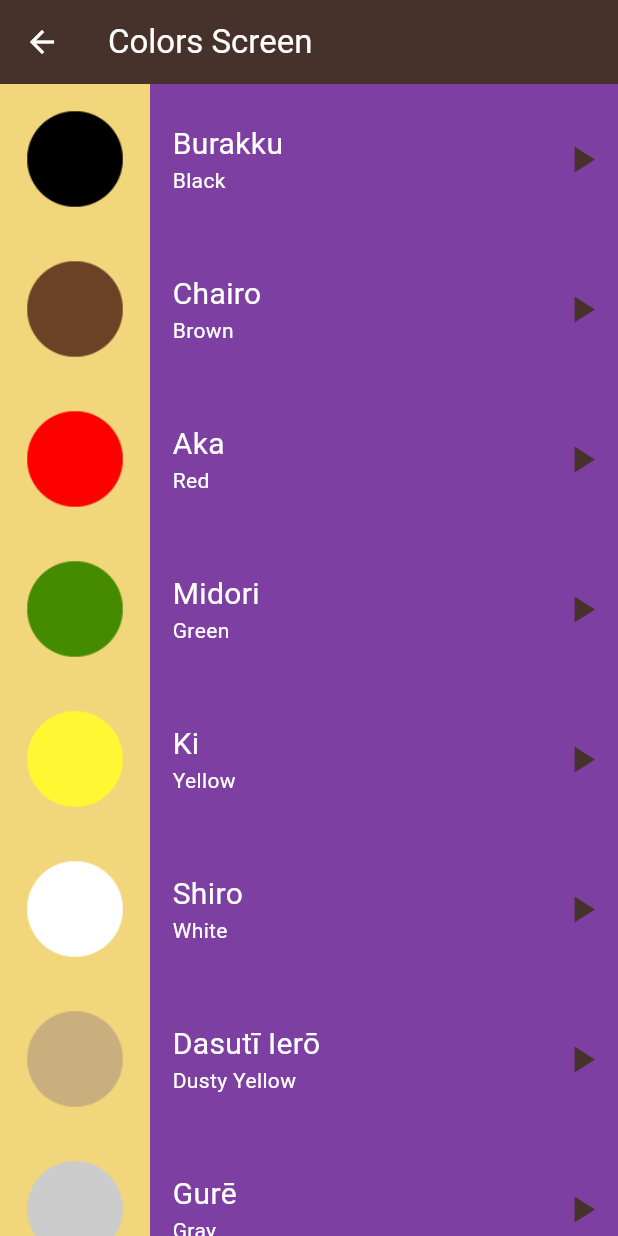
After one commit to Zeina6699/Japaness_Language_Learning_App-toku-, a Flutter app: the ColorScreen screen opened by its route, after a tap on the "play arrow" icon, on a phone screen of 412 x 824 dp. The commit adds this screen. Run offline on Flutter 3.47's test engine with Material 3 defaults, Android fonts, the phone set to English and light mode, and no system bars; our stand-ins replace audioplayers.

Commit message:
Create Color Screen

```diff
--- /dev/null
+++ b/lib/Models/Color_Model.dart
@@ -0,0 +1,9 @@
+class ColorModel {
+  final String image;
+  final String title1;
+  final String title2;
+  final String sound;
+
+  ColorModel({required this.image, required this.title1, required this.title2,required this.sound});
+
+}
--- /dev/null
+++ b/lib/Screens/Color_Screen .dart
@@ -0,0 +1,38 @@
+import 'package:flutter/material.dart';
+import 'package:toku/Models/Color_Model.dart';
+import 'package:toku/Widgets/Custom_Color_Container.dart';
+import 'package:toku/Widgets/Custom_Text.dart';
+import 'package:audioplayers/audioplayers.dart';
+
+class ColorScreen  extends StatelessWidget {
+ ColorScreen ({super.key});
+  final List<ColorModel>colorList=[
+  ColorModel(image: 'assets/images/colors/color_black.png', title1: 'Burakku', title2: 'Black', sound:'black.wav'),
+  ColorModel(image: 'assets/images/colors/color_brown.png', title1: 'Chairo', title2: 'Brown', sound:'brown.wav'),
+  ColorModel(image: 'assets/images/colors/color_red.png', title1: 'Aka', title2: 'Red', sound:'red.wav'),
+  ColorModel(image: 'assets/images/colors/color_green.png', title1: 'Midori', title2: 'Green', sound:'green.wav'),
+  ColorModel(image: 'assets/images/colors/yellow.png', title1: 'Ki', title2: 'Yellow', sound:'yellow.wav'),
+  ColorModel(image: 'assets/images/colors/color_white.png', title1: 'Shiro', title2: 'White', sound:'white.wav'),
+  ColorModel(image: 'assets/images/colors/color_dusty_yellow.png', title1: 'Dasutī Ierō', title2: 'Dusty Yellow', sound:'dusty yellow.wav'),
+  ColorModel(image: 'assets/images/colors/color_gray.png', title1: 'Gurē', title2: 'Gray', sound:'gray.wav'),
+
+
+  ];
+
+  @override
+  Widget build(BuildContext context) {
+    return Scaffold(
+      appBar: AppBar(
+        backgroundColor: const Color(0xff46322B),
+        iconTheme: IconThemeData(color:Colors.white),
+        title: CustomText(text: 'Colors Screen',color: Colors.white,),
+      ),
+      body: ListView.builder(
+        itemCount: colorList.length,
+        itemBuilder: (context,index){
+
+          return CustomColorContainer(colorModel: colorList[index],);
+        }),
+    );
+  }
+}
--- a/lib/Screens/Family_Members_Screen.dart
+++ b/lib/Screens/Family_Members_Screen.dart
@@ -6,7 +6,7 @@ import 'package:toku/Widgets/Custom_Family_Members_Container.dart';
 class FamilyMembersScreen extends StatelessWidget {
   FamilyMembersScreen({super.key});
 
-  List<FamilyModel> familyModelList=[
+  List<FamilyModel> familyList=[
     FamilyModel(image:'assets/images/family_members/family_grandfather.png', title1:'Ojisan', title2: 'GrandFather',sound:'grand father.wav' ),
     FamilyModel(image:'assets/images/family_members/family_grandmother.png', title1:'Sobo', title2: 'GrandMother',sound: 'grand mother.wav'),
     FamilyModel(image: 'assets/images/family_members/family_father.png', title1:'Chichioya', title2:'Father',sound: 'father.wav'),
@@ -28,9 +28,9 @@ class FamilyMembersScreen extends StatelessWidget {
         title: CustomText(text: 'Family Members',color: Colors.white,fontSize:20),
       ),
       body:ListView.builder(
-        itemCount:familyModelList.length ,
+        itemCount:familyList.length ,
         itemBuilder: (context,index){
-     return CustomFamilyMembersContainer(familyModel:familyModelList[index] );
+     return CustomFamilyMembersContainer(familyModel:familyList[index] );
       //CustomFamilyMembersContainer(context),
    } ));
   }
--- a/lib/Screens/Home_Screen.dart
+++ b/lib/Screens/Home_Screen.dart
@@ -19,11 +19,11 @@ body:Column(
   children: [
     CustomContainer(color:const Color(0xffEF9235),onTap:(){Navigator.pushNamed(context,'/numbers');} ,text:'Numbers' ),
     CustomContainer(color:const  Color(0xff527D31), text:'Family Members',onTap:(){Navigator.pushNamed(context, '/family');},),
-    const CustomContainer(color: Color(0xff7D40A2), text: 'Colors'),
+    CustomContainer(color: Color(0xff7D40A2), text: 'Colors',onTap: (){Navigator.pushNamed(context,'/colors');},),
     const CustomContainer(color:Color(0xff51B0D5), text:"Phrases")
 
   ],
-),
+)
 
       );
   }
--- a/lib/Screens/Numbers_Screen.dart
+++ b/lib/Screens/Numbers_Screen.dart
@@ -5,7 +5,7 @@ import 'package:toku/Widgets/Custom_Text.dart';
 
 class NumbersScreen extends StatelessWidget {
 NumbersScreen({super.key});
-   final List<NumberModel> numbers = [
+   final List<NumberModel> numbersList = [
     NumberModel(image: 'assets/images/numbers/number_one.png', text1: 'Ichi', text2: 'one',sound: 'number_one_sound.mp3' ),
     NumberModel(image: 'assets/images/numbers/number_two.png', text1: 'Ni', text2: 'two',sound: 'number_two_sound.mp3'),
     NumberModel(image: 'assets/images/numbers/number_three.png', text1: 'San', text2: 'three',sound: 'number_three_sound.mp3'),
@@ -27,10 +27,10 @@ NumbersScreen({super.key});
       backgroundColor:const Color(0xff46322B),
      ) ,
      body:ListView.builder(
-      itemCount: numbers.length,
+      itemCount: numbersList.length,
       itemBuilder: (context,index){
       return    CustomNumbersContainer(
-        numberModel:numbers[index]
+        numberModel:numbersList[index]
 
           );})
      );
--- /dev/null
+++ b/lib/Widgets/Custom_Color_Container.dart
@@ -0,0 +1,50 @@
+
+import 'package:flutter/material.dart';
+import 'package:toku/Models/Color_Model.dart';
+import 'package:toku/Widgets/Custom_Text.dart';
+import 'package:audioplayers/audioplayers.dart';
+
+class CustomColorContainer extends StatefulWidget {
+  const CustomColorContainer({
+    required this.colorModel,
+    super.key,
+  });
+  final ColorModel colorModel;
+
+  @override
+  State<CustomColorContainer> createState() => _CustomColorContainerState();
+}
+
+class _CustomColorContainerState extends State<CustomColorContainer> {
+  @override
+  Widget build(BuildContext context) {
+    return Container(
+      color:  Color(0xff7D40A2),
+      child: Row(
+        children: [
+          Container(
+            color:  const Color.fromARGB(255, 242, 214, 123),
+            height: 100, child: Image.asset(widget.colorModel.image)),
+        Padding(
+          padding: const EdgeInsets.only(left:15),
+          child: Column(
+            crossAxisAlignment: CrossAxisAlignment.start,
+            children: [
+           CustomText(text:widget.colorModel.title1,fontSize:20,color: Colors.white),
+           CustomText(text:widget.colorModel.title2,color: Colors.white),
+
+          ],),
+        ),
+        Spacer(),
+        IconButton(   onPressed: ()async{
+        try{
+     final player = AudioPlayer();
+            player.audioCache = AudioCache(prefix: 'assets/sounds/colors/');
+            await player.play(AssetSource(widget.colorModel.sound));
+      }
+      catch(e){print(e);}},icon:const Icon(Icons.play_arrow,size: 30,color: Color(0xff46322B)))
+        ],
+      ),
+    );
+  }
+}
--- a/lib/main.dart
+++ b/lib/main.dart
@@ -1,4 +1,5 @@
 import 'package:flutter/material.dart';
+import 'package:toku/Screens/Color_Screen%20.dart';
 import 'package:toku/Screens/Family_Members_Screen.dart';
 import 'package:toku/Screens/Home_Screen.dart';
 import 'package:toku/Screens/Numbers_Screen.dart';
@@ -18,6 +19,7 @@ class MyApp extends StatelessWidget {
       routes:{
         '/home':(context)=>const HomeScreen(),
         '/numbers':(context)=>NumbersScreen(),
-        '/family':(context)=>FamilyMembersScreen()
+        '/family':(context)=>FamilyMembersScreen(),
+        '/colors':(context)=>ColorScreen()
       },
     initialRoute:'/home');}}
--- a/pubspec.yaml
+++ b/pubspec.yaml
@@ -60,6 +60,7 @@ flutter:
     - assets/sounds/colors/
     - assets/sounds/family_members/
 
+
   # An image asset can refer to one or more resolution-specific "variants", see
   # https://flutter.dev/to/resolution-aware-images
   # For details regarding adding assets from package dependencies, see
```
